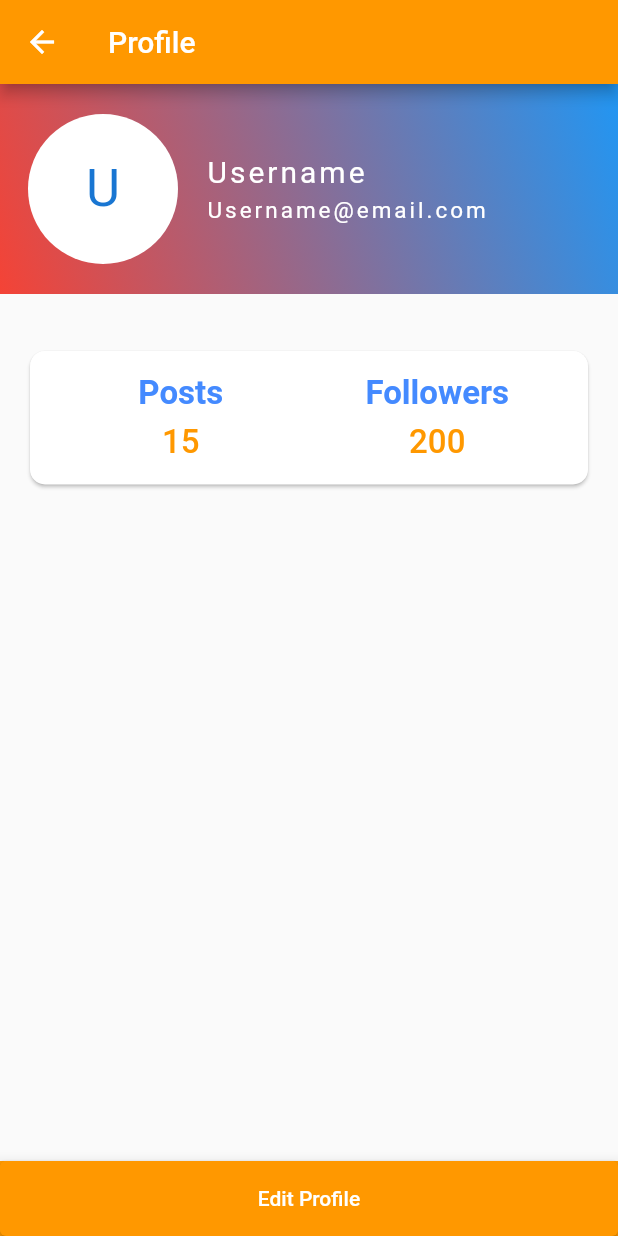
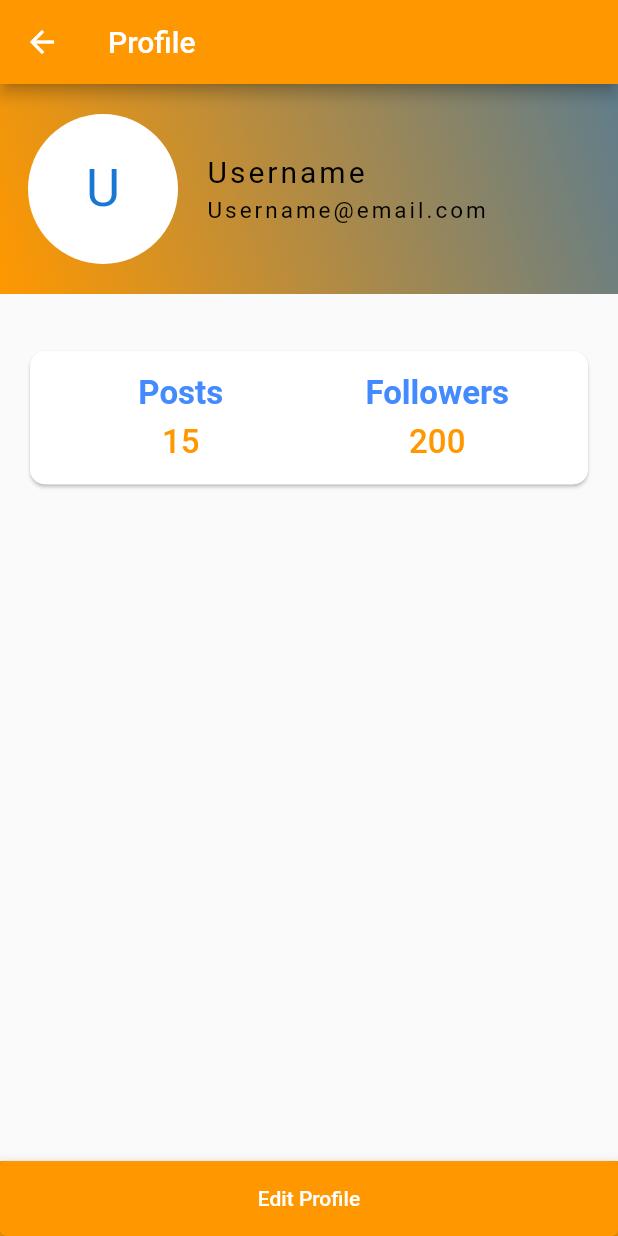
Before and after one commit to AliLRS/Reddit-Flutter-App, a Flutter app: the FeedPage screen opened directly, in the side drawer, after a tap on "Profile", on a phone screen of 412 x 824 dp. Run offline on Flutter 3.47's test engine with Material 2 defaults, Android fonts, the phone set to English and light mode, and no system bars; our stand-ins replace animated_text_kit, convex_bottom_bar, fluttertoast, settings_ui.

Commit message:
edit profile and feed

```diff
--- a/lib/Setting/profile_page.dart
+++ b/lib/Setting/profile_page.dart
@@ -28,8 +28,8 @@ class _ProfilePageState extends State<ProfilePage> {
                   begin: Alignment.topRight,
                   end: Alignment.bottomLeft,
                   colors: [
-                    Colors.blue,
-                    Colors.red,
+                    Colors.blueGrey,
+                    Colors.orange,
                   ],
                 ),
               ),
@@ -56,7 +56,7 @@ class _ProfilePageState extends State<ProfilePage> {
                           "Username",
                           style: TextStyle(
                               fontSize: 20.0,
-                              color: Colors.white,
+                              color: Colors.black,
                               letterSpacing: 2.0,
                               fontWeight: FontWeight.w400),
                         ),
@@ -67,7 +67,7 @@ class _ProfilePageState extends State<ProfilePage> {
                           "Username@email.com",
                           style: TextStyle(
                               fontSize: 15.0,
-                              color: Colors.white,
+                              color: Colors.black,
                               letterSpacing: 2.0,
                               fontWeight: FontWeight.w400),
                         ),
--- a/lib/post_item.dart
+++ b/lib/post_item.dart
@@ -7,19 +7,29 @@ class PostItem extends StatelessWidget {
   Widget build(BuildContext context) {
     return Column(
       children: [
-        ListTile(
-          leading: const CircleAvatar(
+        const ListTile(
+          leading: CircleAvatar(
             radius: 30,
             child: Icon(Icons.ac_unit),
           ),
           title: Text('r/community'),
           subtitle: Text('u/user'),
         ),
-        ListTile(
+        const ListTile(
+
           title: Text('title'),
-          subtitle: Text('description\n...\n...\n...'),
+          subtitle: Text('description\n...\n...\n...',),
         ),
-        Row(
+        Container(
+          decoration: const BoxDecoration(
+            border: Border(
+              bottom: BorderSide(
+                color: Colors.grey,
+                width: 1,
+              ),
+            ),
+          ),
+          child: Row(
             children: [
               Expanded(
                   child: IconButton(
@@ -31,9 +41,10 @@ class PostItem extends StatelessWidget {
                   child: IconButton(
                       onPressed: () {}, icon: const Icon(Icons.comment))),
               Expanded(
-                child:
-                    IconButton(onPressed: () {}, icon: const Icon(Icons.share)))
+                  child: IconButton(
+                      onPressed: () {}, icon: const Icon(Icons.share)))
             ],
+          ),
         ),
       ],
     );
```
Lines whose indentation alone changed are shown as unchanged.
